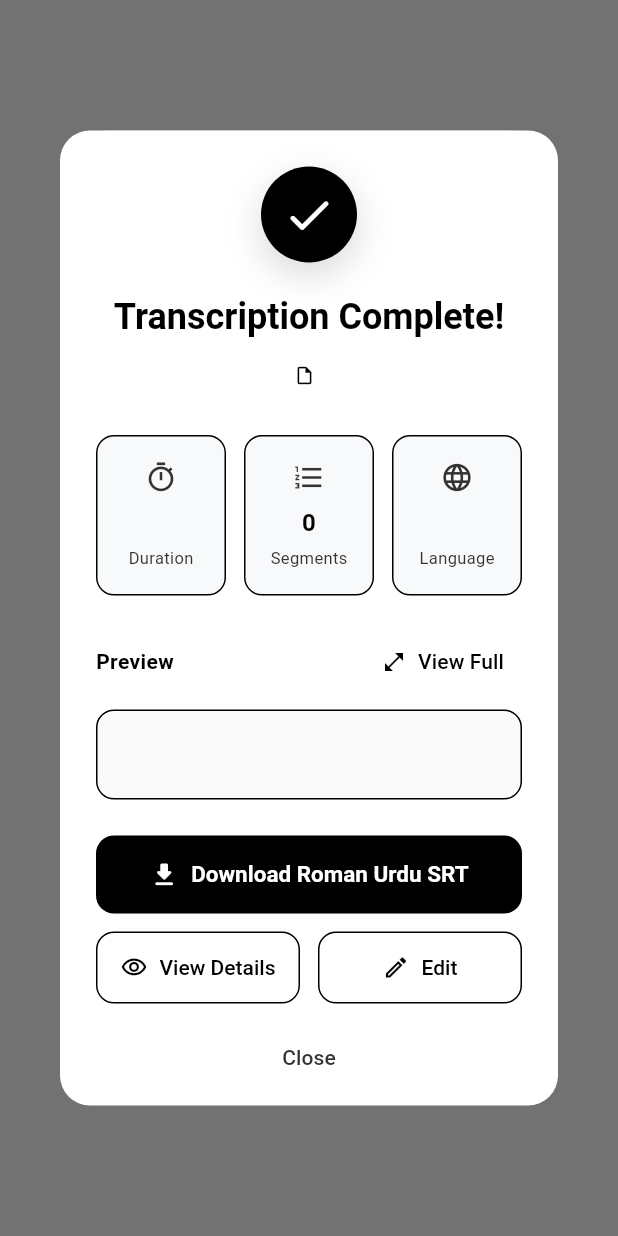
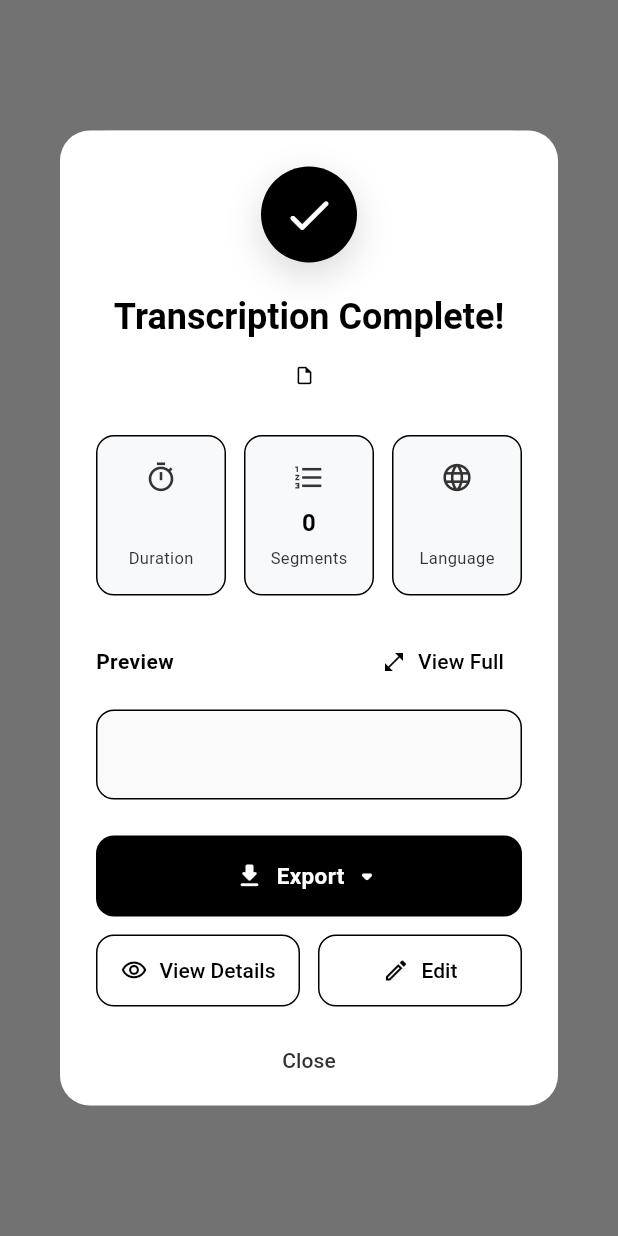
Before and after one commit to Muttayyab-13/RomaSub.Ai, a Flutter app: what show() shows on an empty page, opened directly with empty values, on a phone screen of 412 x 824 dp. Run offline on Flutter 3.47's test engine with Material 3 defaults, Android fonts, the phone set to English and light mode, and no system bars; our stand-ins replace dio, file_picker, flutter_riverpod, flutter_secure_storage, google_sign_in, image_picker and 3 more; missing offline and left inert: media_kit, media_kit_video, window_manager; accounts and stored records are empty; network calls fail.

Commit message:
feat(export): full export menu in Transcription Complete dialog
The post-transcription "Transcription Complete!" dialog only ever offered a
single "Download Roman Urdu SRT" button — this is the surface seen *before*
opening the editor, and the real target of "only SRT if the user doesn't open
the video; there should be all options." (The earlier fix gated the *editor
toolbar*, a different surface reached only after opening the video.)

Replace the single SRT button with a unified "Export ▾" menu mirroring the
editor: SRT / VTT / TXT always, plus burned-in / toggleable captioned-video
exports for video sources (gated on the upload response's is_video).

- UploadNotifier gains exportText(format) and exportVideo(mode); both lazily
  create the subtitle project (idempotent server-side — no duplicate recents)
  and reuse the same backend export endpoints the editor uses.
- Text exports save to Downloads + snackbar; video export shows a rendering
  progress dialog then saves. Failures surface the server's actionable detail
  (e.g. "Source video no longer available. Please re-upload."). Also fixes a
  latent bug where the old SRT button claimed success but never wrote a file.
- Widget test covers menu gating (text always; video only when is_video).

Co-Authored-By: Claude Opus 4.8 (1M context) <noreply@anthropic.com>
Claude-Session: https://claude.ai/code/session_01Cho8G3mTPGnPdffhseW8tC

```diff
--- a/FrontEnd/lib/widgets/dialogs/transcription_complete_dialog.dart
+++ b/FrontEnd/lib/widgets/dialogs/transcription_complete_dialog.dart
@@ -8,7 +8,15 @@ class TranscriptionCompleteDialog extends StatefulWidget {
   final String language;
   final String previewText;
   final String? romanUrduPreviewText;
-  final VoidCallback onDownload;
+
+  /// Whether the source is a video — gates the captioned-video export options.
+  final bool isVideo;
+
+  /// Export a text subtitle format ('srt' | 'vtt' | 'txt').
+  final ValueChanged<String> onExport;
+
+  /// Render and download a captioned video ('hardsub' | 'softsub').
+  final ValueChanged<String> onExportVideo;
   final VoidCallback onViewDetails;
   final VoidCallback onEdit;
 
@@ -20,7 +28,9 @@ class TranscriptionCompleteDialog extends StatefulWidget {
     required this.language,
     required this.previewText,
     this.romanUrduPreviewText,
-    required this.onDownload,
+    required this.isVideo,
+    required this.onExport,
+    required this.onExportVideo,
     required this.onViewDetails,
     required this.onEdit,
   }) : super(key: key);
@@ -33,7 +43,9 @@ class TranscriptionCompleteDialog extends StatefulWidget {
     required String language,
     required String previewText,
     String? romanUrduPreviewText,
-    required VoidCallback onDownload,
+    required bool isVideo,
+    required ValueChanged<String> onExport,
+    required ValueChanged<String> onExportVideo,
     required VoidCallback onViewDetails,
     required VoidCallback onEdit,
   }) {
@@ -47,7 +59,9 @@ class TranscriptionCompleteDialog extends StatefulWidget {
         language: language,
         previewText: previewText,
         romanUrduPreviewText: romanUrduPreviewText,
-        onDownload: onDownload,
+        isVideo: isVideo,
+        onExport: onExport,
+        onExportVideo: onExportVideo,
         onViewDetails: onViewDetails,
         onEdit: onEdit,
       ),
@@ -349,38 +363,8 @@ class _TranscriptionCompleteDialogState
 
     return Column(
       children: [
-        // Primary: Download SRT
-        SizedBox(
-          width: double.infinity,
-          child: ElevatedButton.icon(
-            onPressed: () {
-              Navigator.of(context).pop();
-              widget.onDownload();
-            },
-            icon: Icon(
-              Icons.download_rounded,
-              size: 20,
-              color: theme.colorScheme.onPrimary,
-            ),
-            label: Text(
-              'Download Roman Urdu SRT',
-              style: TextStyle(
-                fontSize: 15,
-                fontWeight: FontWeight.w600,
-                color: theme.colorScheme.onPrimary,
-              ),
-            ),
-            style: ElevatedButton.styleFrom(
-              backgroundColor: theme.colorScheme.primary,
-              foregroundColor: theme.colorScheme.onPrimary,
-              padding: const EdgeInsets.symmetric(vertical: 16),
-              shape: RoundedRectangleBorder(
-                borderRadius: BorderRadius.circular(12),
-              ),
-              elevation: 0,
-            ),
-          ),
-        ),
+        // Primary: Export menu (SRT/VTT/TXT, plus captioned video for videos)
+        _buildExportMenu(theme),
         const SizedBox(height: 12),
 
         // Secondary buttons row
@@ -439,6 +423,76 @@ class _TranscriptionCompleteDialogState
           ),
         ),
       ],
+    );
+  }
+
+  /// Full-width "Export ▾" menu mirroring the editor toolbar: text formats are
+  /// always available; captioned-video exports show only for video sources.
+  Widget _buildExportMenu(ThemeData theme) {
+    return PopupMenuButton<String>(
+      tooltip: 'Export',
+      position: PopupMenuPosition.under,
+      onSelected: (value) {
+        // Dismiss the completion dialog, then hand off to the caller. Video
+        // renders surface their own progress UI on the underlying screen.
+        Navigator.of(context).pop();
+        if (value == 'video_hardsub') {
+          widget.onExportVideo('hardsub');
+        } else if (value == 'video_softsub') {
+          widget.onExportVideo('softsub');
+        } else {
+          widget.onExport(value);
+        }
+      },
+      itemBuilder: (context) => [
+        const PopupMenuItem(value: 'srt', child: Text('Export as SRT')),
+        const PopupMenuItem(value: 'vtt', child: Text('Export as VTT')),
+        const PopupMenuItem(value: 'txt', child: Text('Export as TXT')),
+        if (widget.isVideo) ...[
+          const PopupMenuDivider(),
+          const PopupMenuItem(
+            value: 'video_hardsub',
+            child: Text('Video — burned-in captions'),
+          ),
+          const PopupMenuItem(
+            value: 'video_softsub',
+            child: Text('Video — toggleable captions'),
+          ),
+        ],
+      ],
+      child: Container(
+        width: double.infinity,
+        padding: const EdgeInsets.symmetric(vertical: 16),
+        decoration: BoxDecoration(
+          color: theme.colorScheme.primary,
+          borderRadius: BorderRadius.circular(12),
+        ),
+        child: Row(
+          mainAxisAlignment: MainAxisAlignment.center,
+          children: [
+            Icon(
+              Icons.download_rounded,
+              size: 20,
+              color: theme.colorScheme.onPrimary,
+            ),
+            const SizedBox(width: 8),
+            Text(
+              'Export',
+              style: TextStyle(
+                fontSize: 15,
+                fontWeight: FontWeight.w600,
+                color: theme.colorScheme.onPrimary,
+              ),
+            ),
+            const SizedBox(width: 4),
+            Icon(
+              Icons.arrow_drop_down_rounded,
+              size: 22,
+              color: theme.colorScheme.onPrimary,
+            ),
+          ],
+        ),
+      ),
     );
   }
 
```
Also changed, not shown: FrontEnd/lib/providers/upload_provider.dart (+61 -3 lines), FrontEnd/lib/widgets/dialogs/upload_progress_dialog.dart (+124 -21 lines), 1 other file.
